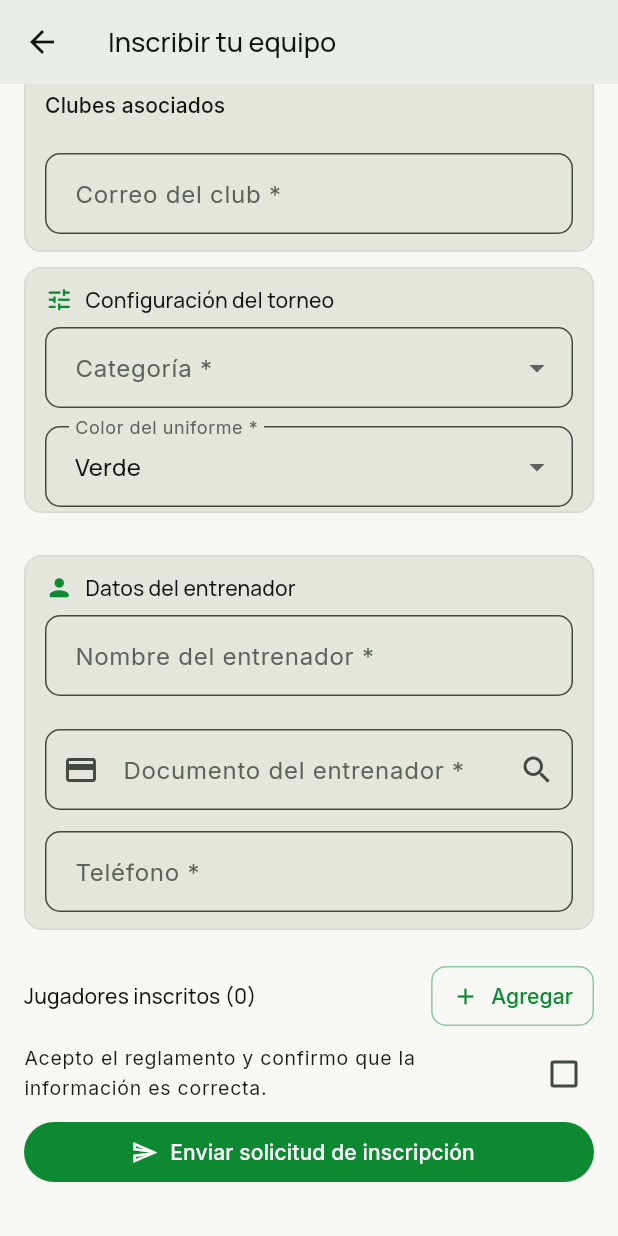
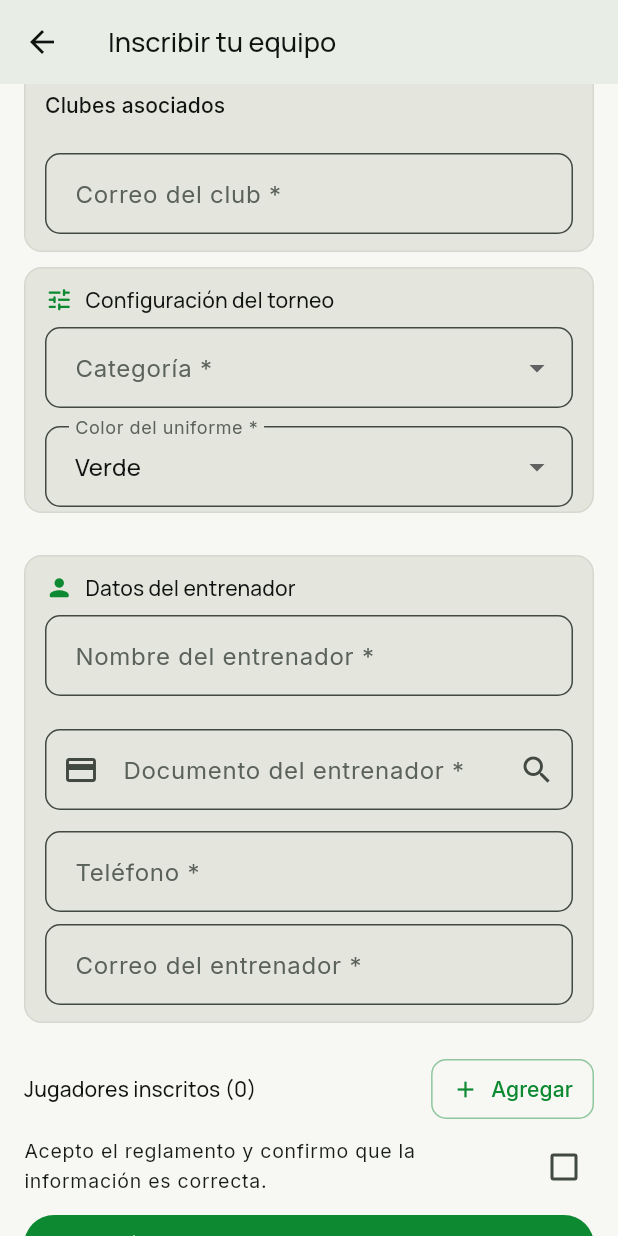
Before and after one commit to tatiana1104/handplay_demo, a Flutter app: the TeamRegistrationScreen screen opened directly with empty values, scrolled down 245 dp, on a phone screen of 412 x 824 dp. Run offline on Flutter 3.47's test engine with Material 3 defaults, Android fonts, the phone set to English and light mode, and no system bars; our stand-ins replace cloud_firestore, dartz, equatable, firebase_auth, firebase_core, firebase_messaging and 5 more; accounts and stored records are empty.

Commit message:
fix: restore rejected team registration edits
Co-authored-by: Copilot <223556219+Copilot@users.noreply.github.com>

```diff
--- a/lib/features/tournaments/data/team_registration_service.dart
+++ b/lib/features/tournaments/data/team_registration_service.dart
@@ -34,12 +34,14 @@ class TeamRegistrationService {
     required String coachName,
     required String coachDocument,
     required String coachPhone,
+    required String coachEmail,
     required String clubEmail,
     required String? category,
     required String uniformColor,
     required List<Map<String, String>> players,
   }) async {
     final normalizedClubEmail = clubEmail.trim().toLowerCase();
+    final normalizedCoachEmail = coachEmail.trim().toLowerCase();
     final registrationPlayers = players
         .map((player) => Map<String, String>.from(player))
         .toList();
@@ -60,6 +62,7 @@ class TeamRegistrationService {
       'coachName': coachName.trim(),
       'coachDocument': coachDocument.trim(),
       'coachPhone': coachPhone.trim(),
+      'coachEmail': normalizedCoachEmail,
       'clubEmail': normalizedClubEmail,
       'category': category,
       'uniformColor': uniformColor,
--- a/lib/features/tournaments/presentation/screens/team_registration_form.dart
+++ b/lib/features/tournaments/presentation/screens/team_registration_form.dart
@@ -16,6 +16,7 @@ class TeamRegistrationForm extends StatelessWidget {
     required this.coachController,
     required this.coachDocumentController,
     required this.phoneController,
+    required this.coachEmailController,
     required this.clubEmailController,
     required this.clubs,
     required this.officialClubs,
@@ -44,6 +45,7 @@ class TeamRegistrationForm extends StatelessWidget {
   final TextEditingController coachController;
   final TextEditingController coachDocumentController;
   final TextEditingController phoneController;
+  final TextEditingController coachEmailController;
   final TextEditingController clubEmailController;
   final List<String> clubs;
   final List<String> officialClubs;
@@ -259,6 +261,12 @@ class TeamRegistrationForm extends StatelessWidget {
               ),
               const SizedBox(height: 14),
               _field(phoneController, 'Teléfono *', '300 123 4567'),
+              _field(
+                coachEmailController,
+                'Correo del entrenador *',
+                'entrenador@correo.com',
+                email: true,
+              ),
             ],
           ),
           const SizedBox(height: 10),
--- a/lib/features/tournaments/presentation/screens/torneos_screen.dart
+++ b/lib/features/tournaments/presentation/screens/torneos_screen.dart
@@ -585,6 +585,8 @@ class _TournamentCard extends StatelessWidget {
                                   extra: TeamRegistrationScreen(
                                     tournament: tournament,
                                     registrationId: docs.first.id,
+                                    initialRegistration: data,
+                                    rejectionReason: rejectedReason,
                                   ),
                                 ),
                                 icon: const Icon(Icons.edit_outlined),
```
Also changed, not shown: lib/features/tournaments/presentation/screens/team_registration_screen.dart (+15 -2 lines), 1 other file.
